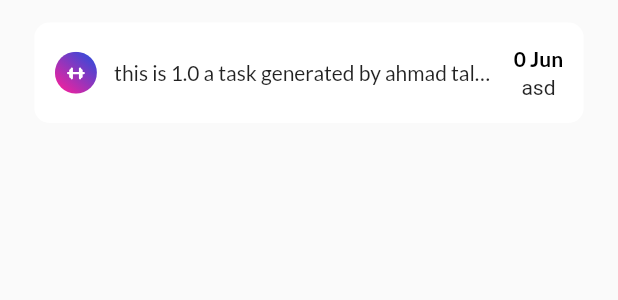
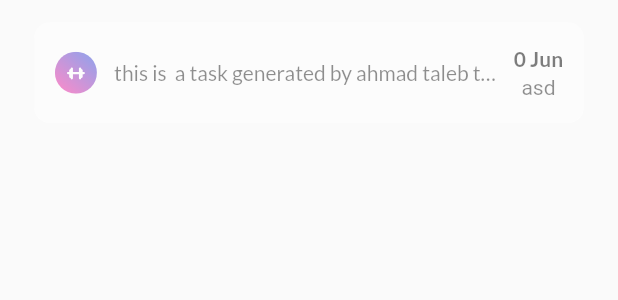
Before and after one commit to ahmadtaleb99/do_it, a Flutter app: the TaskCard widget shown alone on an empty page, opened directly with empty values, on a phone screen of 412 x 824 dp. Shown: the top 300 px of the screen. Run offline on Flutter 3.47's test engine with Material 2 defaults, Android fonts, the phone set to English and light mode, and no system bars; our stand-ins replace flutter_datetime_picker, flutter_screenutil, flutter_svg, google_fonts, visibility_detector; missing offline and left inert: inview_notifier_list; statements that could not run were skipped.

Commit message:
'initital4'

```diff
--- a/lib/view/widgets/List_screen/TaskCard.dart
+++ b/lib/view/widgets/List_screen/TaskCard.dart
@@ -4,34 +4,20 @@ import 'package:flutter_screenutil/flutter_screenutil.dart';
 import 'package:google_fonts/google_fonts.dart';
 import 'package:visibility_detector/visibility_detector.dart';
 
-class TaskCard extends StatefulWidget {
-  const TaskCard({Key? key, required this.index}) : super(key: key);
+class TaskCard extends StatelessWidget {
+  const TaskCard({Key? key, required this.index, required this.isInView}) : super(key: key);
 
   final int index;
+  final bool isInView;
+
+
 
   @override
-  _TaskCardState createState() => _TaskCardState();
-}
-
-class _TaskCardState extends State<TaskCard> {
-  double opacity = 1;
-  @override
   Widget build(BuildContext context) {
-    return VisibilityDetector(
-      key: Key('${widget.index} '),
-      onVisibilityChanged: (visibilityInfo) {
-        var visiblePercentage = visibilityInfo.visibleFraction * 100;
-        setState(() {
-          opacity = visiblePercentage / 100;
-        });
-        debugPrint(
-            'opacity $opacity'
-                'Widget ${visibilityInfo.key  } is ${visiblePercentage}% visible');
-      },
-      child: Opacity(
-        opacity: opacity ,
+    return Opacity(
+      opacity: isInView ? 1.0 : 0.5 ,
       child: Container(
-          margin: EdgeInsets.only(left: 20.w,right: 20.w,top: 15,),
+        margin: EdgeInsets.only(left: 20.w,right: 20.w,top: 15,bottom: 15),
         width: 320.w,
         height: 52.h,
         decoration: BoxDecoration(
@@ -42,10 +28,10 @@ class _TaskCardState extends State<TaskCard> {
           padding:  EdgeInsets.symmetric(horizontal: 12.w),
           child: Row(
             children: [
-                iconsList[widget.index >= 5 ? 0 : widget.index],
+              iconsList[index >= 5 ? 0 : index],
               SizedBox(width  : 10.w,),
               Flexible(
-                  child: Text('this is $opacity a task generated by ahmad taleb the best in the world ',style:
+                child: Text('this is  a task generated by ahmad taleb the best in the world ',style:
                 kTaskStyle,overflow: TextOverflow.ellipsis,),
 
               ),
@@ -53,7 +39,7 @@ class _TaskCardState extends State<TaskCard> {
               Column(
                 mainAxisAlignment: MainAxisAlignment.center,
                 children: [
-                    Text('${widget.index} Jun',style: GoogleFonts.lato(fontWeight: FontWeight.bold,color: Colors.black),),
+                  Text('${index} Jun',style: GoogleFonts.lato(fontWeight: FontWeight.bold,color: Colors.black),),
                   SizedBox(height: 2.h,),
                   Text('asd')
 
@@ -62,7 +48,6 @@ class _TaskCardState extends State<TaskCard> {
           ),
         ),
       ),
-      ),
     );
   }
 }
--- a/pubspec.yaml
+++ b/pubspec.yaml
@@ -23,6 +23,7 @@ dependencies:
   flutter_datetime_picker: ^1.5.1
   visibility_detector: ^0.2.2
   rxdart: ^0.27.3
+  inview_notifier_list: ^3.0.0
 
 dev_dependencies:
   flutter_test:
```
Also changed, not shown: lib/view/widgets/List_screen/BuildTaskItems.dart (+45 -4 lines), lib/view/widgets/List_screen/tt.dart (deleted, +0 -181 lines), pubspec.lock. Lines whose indentation alone changed are shown as unchanged.
